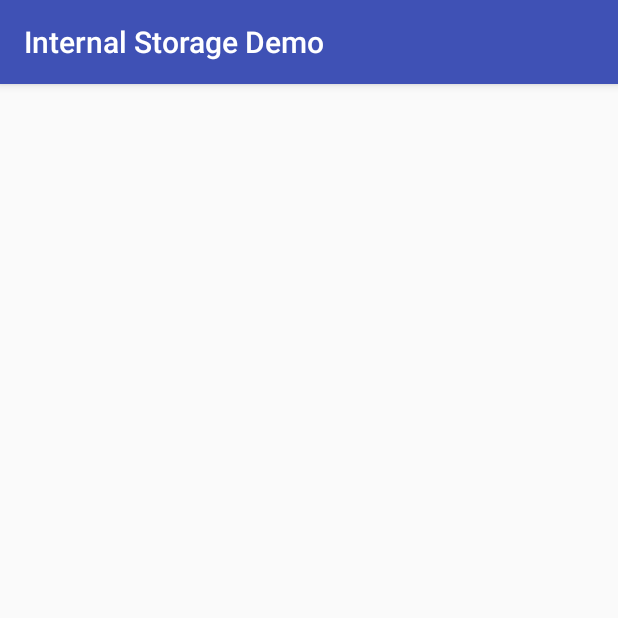
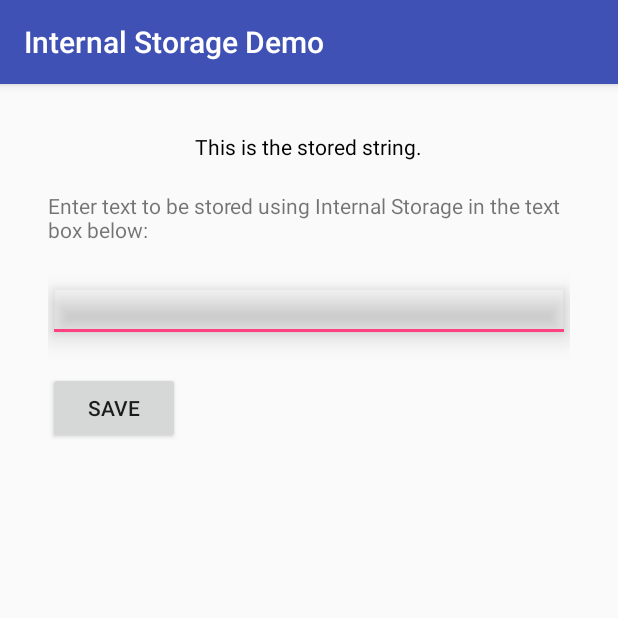
Before and after one commit to divayprakash/storage-app, an Android app: the InternalStorageActivity screen opened directly, with no data from a screen before it, on a phone screen of 412 x 824 dp, the top half of it. Run offline under Robolectric (Android 15) with nearby library versions, the phone set to English and light mode, and no system bars.

Commit message:
Complete InternalStorageActivity

```diff
--- a/app/src/main/java/com/example/divayprakash/storage/InternalStorageActivity.java
+++ b/app/src/main/java/com/example/divayprakash/storage/InternalStorageActivity.java
@@ -1,13 +1,67 @@
 package com.example.divayprakash.storage;
 
+import android.content.Context;
+import android.content.ContextWrapper;
+import android.content.SharedPreferences;
 import android.support.v7.app.AppCompatActivity;
 import android.os.Bundle;
+import android.view.View;
+import android.widget.EditText;
+import android.widget.TextView;
+
+import java.io.FileInputStream;
+import java.io.FileOutputStream;
+
+import static com.example.divayprakash.storage.R.id.editText;
+import static com.example.divayprakash.storage.R.id.textView;
 
 public class InternalStorageActivity extends AppCompatActivity {
+
+    private TextView IStextView;
+    private EditText ISeditText;
+    String FILENAME = "internal_storage_demo";
 
     @Override
     protected void onCreate(Bundle savedInstanceState) {
         super.onCreate(savedInstanceState);
         setContentView(R.layout.activity_internal_storage);
+        IStextView = (TextView)findViewById(R.id.IStextView);
+        ISeditText = (EditText)findViewById(R.id.ISeditText);
+        retreiveString();
+    }
+
+    public void button7_handle(View view) {
+        saveString();
+        retreiveString();
+    }
+
+    private void saveString() {
+        try {
+            FileOutputStream outputStream;
+            outputStream = openFileOutput(FILENAME, Context.MODE_PRIVATE);
+            String data = ISeditText.getText().toString();
+            outputStream.write(data.getBytes());
+            outputStream.close();
+        }
+        catch (Exception e) {
+            e.printStackTrace();
+        }
+    }
+
+    private void retreiveString() {
+        try {
+            FileInputStream inputStream;
+            inputStream = openFileInput(FILENAME);
+            int letter;
+            String readData = "";
+            while ((letter = inputStream.read()) != -1) {
+                readData += Character.toString((char)letter);
+            }
+            inputStream.close();
+            IStextView.setText(readData);
+        }
+        catch (Exception e) {
+            e.printStackTrace();
+        }
     }
 }
--- a/app/src/main/res/layout/activity_internal_storage.xml
+++ b/app/src/main/res/layout/activity_internal_storage.xml
@@ -9,5 +9,56 @@
     android:paddingRight="@dimen/activity_horizontal_margin"
     android:paddingTop="@dimen/activity_vertical_margin"
     tools:context="com.example.divayprakash.storage.InternalStorageActivity">
+    <ScrollView
+        android:layout_width="match_parent"
+        android:layout_height="match_parent"
+        android:layout_alignParentTop="true"
+        android:layout_alignParentStart="true">
 
+        <LinearLayout
+            android:layout_width="match_parent"
+            android:layout_height="match_parent"
+            android:orientation="vertical"
+            android:paddingBottom="@dimen/activity_vertical_margin"
+            android:paddingLeft="@dimen/activity_horizontal_margin"
+            android:paddingRight="@dimen/activity_horizontal_margin"
+            android:paddingTop="@dimen/activity_vertical_margin">
+
+            <TextView
+                android:text="@string/textView_text"
+                android:layout_width="wrap_content"
+                android:layout_height="wrap_content"
+                android:layout_gravity="center_horizontal"
+                android:id="@+id/IStextView"
+                android:enabled="false"
+                android:clickable="false"
+                android:textColor="@android:color/black" />
+
+            <TextView
+                android:layout_width="wrap_content"
+                android:layout_height="wrap_content"
+                android:layout_below="@id/IStextView"
+                android:layout_alignStart="@id/IStextView"
+                android:layout_gravity="center_horizontal"
+                android:layout_marginTop="20dp"
+                android:text="@string/IStextView2_text"
+                android:id="@+id/IStextView2" />
+
+            <EditText
+                android:layout_width="match_parent"
+                android:layout_height="wrap_content"
+                android:inputType="textNoSuggestions"
+                android:layout_marginTop="20dp"
+                android:ems="10"
+                android:id="@+id/ISeditText"
+                android:elevation="10dp" />
+
+            <Button
+                android:layout_width="wrap_content"
+                android:layout_height="wrap_content"
+                android:layout_marginTop="20dp"
+                android:text="@string/button4_text"
+                android:onClick="button7_handle" />
+        </LinearLayout>
+    </ScrollView>
 </RelativeLayout>
--- a/app/src/main/res/values/strings.xml
+++ b/app/src/main/res/values/strings.xml
@@ -5,6 +5,7 @@
     <string name="button3_text">SQLite</string>
     <string name="textView_text">This is the stored string.</string>
     <string name="textView2_text">Enter text to be stored using Shared Preferences in the text box below:</string>
+    <string name="IStextView2_text">Enter text to be stored using Internal Storage in the text box below:</string>
     <string name="button4_text">Save</string>
     <string name="button5_text">Internal storage</string>
     <string name="button6_text">External storage</string>
```
Also changed, not shown: 1 other file.
